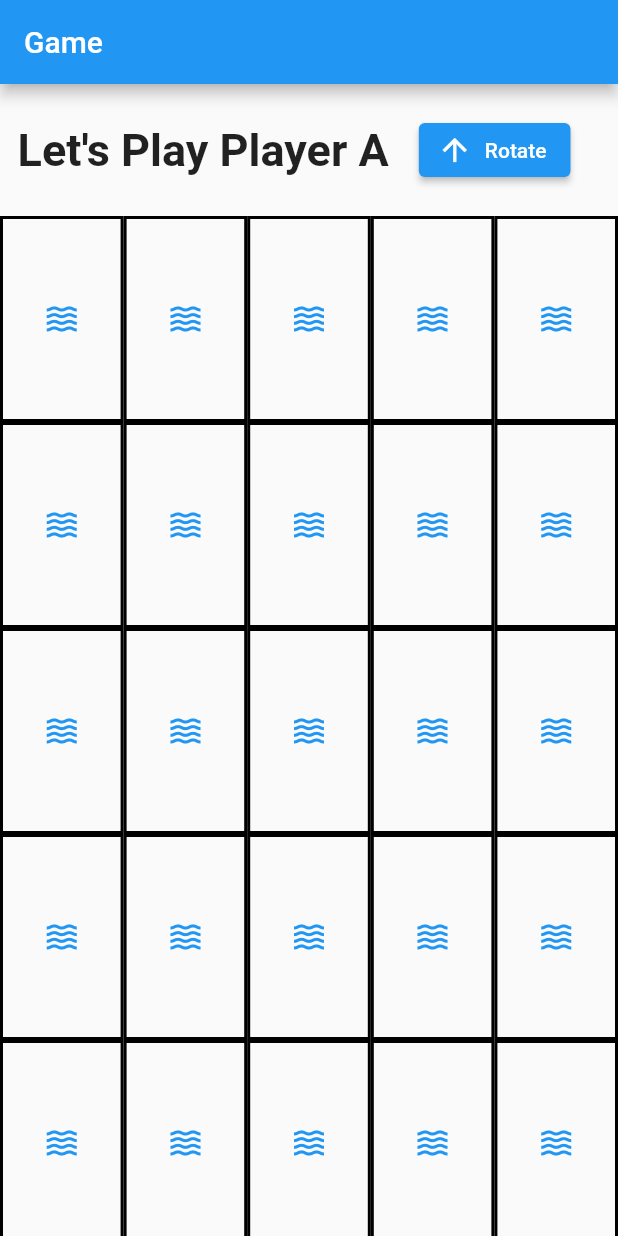
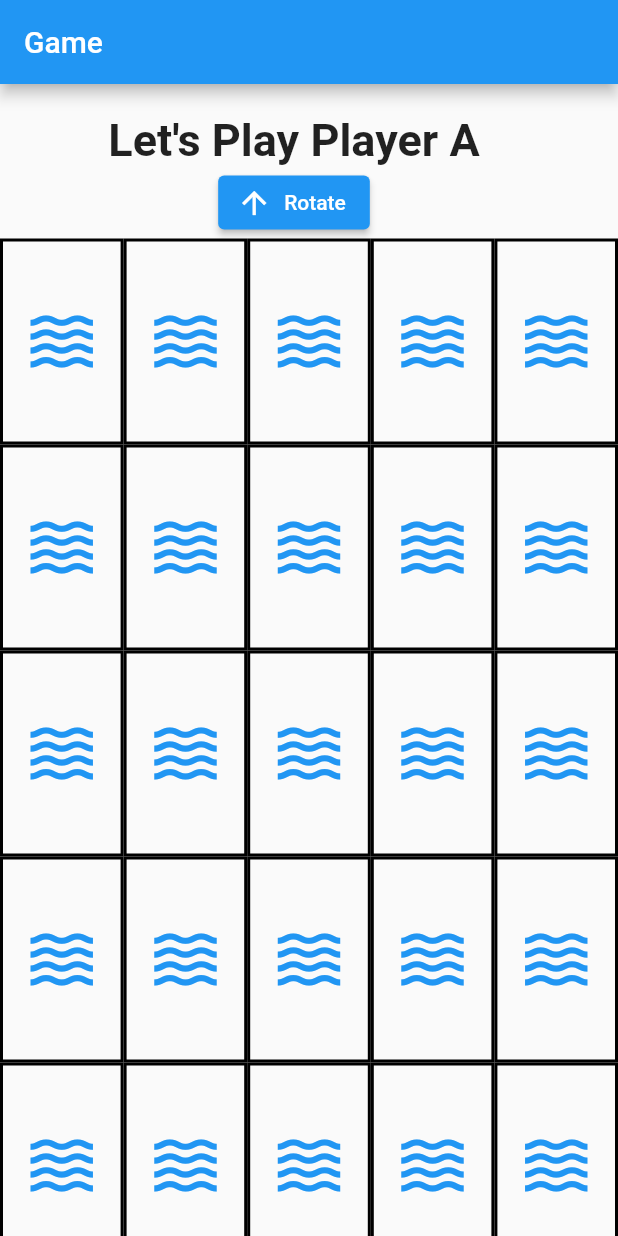
Before and after one commit to dleyvacastro/BattleNavi, a Flutter app: the screen it shows after launch, after a tap on "Start Game", on a phone screen of 412 x 824 dp. Run offline on Flutter 3.47's test engine with Material 2 defaults, Android fonts, the phone set to English and light mode, and no system bars; our stand-ins replace confetti, get.

Commit message:
Small fixes and icons size

```diff
--- a/lib/ui/pages/Game.dart
+++ b/lib/ui/pages/Game.dart
@@ -23,32 +23,27 @@ class _GameState extends State<Game> {
   GameController controller = Get.find();
 
   @override
-  void initState() {
-    super.initState();
-  }
-
-  @override
   Widget build(BuildContext context) {
 
 
     Icon getBoardIcon(index){
       if (controller.currentPlayer == "A"){
         if (controller.ships.contains(index)){
-          return const Icon(Icons.directions_boat, color: Colors.brown);
+          return const Icon(Icons.directions_boat, color: Colors.brown, size: 50,);
         } else {
-          return const Icon(Icons.waves, color: Colors.blue);
+          return const Icon(Icons.waves, color: Colors.blue, size: 50,);
 
         }
       } else {
         if (controller.pressed.contains(index)){
           if (controller.ships.contains(index)){
-            return const Icon(Icons.whatshot,color: Colors.red);
+            return const Icon(Icons.whatshot,color: Colors.red, size: 50,);
           } else {
-            return const Icon(Icons.close, color: Colors.grey);
+            return const Icon(Icons.close, color: Colors.grey, size: 50,);
 
           }
         } else {
-          return const Icon(Icons.waves, color: Colors.blue,);
+          return const Icon(Icons.waves, color: Colors.blue, size: 50,);
 
         }
       }
@@ -66,7 +61,7 @@ class _GameState extends State<Game> {
                 Container(
                   // alingto center
                   alignment: Alignment.center,
-                  margin: const EdgeInsets.only(top: 20, bottom: 20),
+                  margin: const EdgeInsets.only(top: 20),
                   child: Row(
                     mainAxisAlignment: MainAxisAlignment.center,
                     children: <Widget>[
@@ -74,6 +69,16 @@ class _GameState extends State<Game> {
                         margin: const EdgeInsets.only(right: 20),
                         child: Text('Let\'s Play Player ${controller.currentPlayer}', style: TextStyle(fontSize: 30, fontWeight: FontWeight.bold)),
                       ),
+                    ],
+                  ),
+                ),
+                Container(
+                  // alingto center
+                  alignment: Alignment.center,
+                  /*margin: const EdgeInsets.only(bottom: 20),*/
+                  child: Row(
+                    mainAxisAlignment: MainAxisAlignment.center,
+                    children: <Widget>[
                       controller.currentPlayer == "B" ? ElevatedButton(
                         onPressed: () {
                           // go back
@@ -100,7 +105,6 @@ class _GameState extends State<Game> {
                           child: const Text('Return'),
                         ) : Container(),
                       ),
-
                     ],
                   ),
                 ),
@@ -115,13 +119,12 @@ class _GameState extends State<Game> {
                         (index) => InkWell(
                         onTap: () {
                           if (controller.currentPlayer == "A"){
-
                             controller.addShip(index);
                           } else{
                             controller.addPressed(index);
                           }
+                          controller.checkWin(index);
                           setState(() {});
-                          controller.checkWin(index);
                         },
                         child: GridTile(
 
--- a/lib/ui/pages/MyHome.dart
+++ b/lib/ui/pages/MyHome.dart
@@ -1,4 +1,5 @@
 import 'package:batlle/ui/pages/Game.dart';
+import 'package:confetti/confetti.dart';
 import 'package:get/get.dart';
 import 'package:flutter/material.dart';
 import 'package:batlle/ui/controller/GameController.dart';
@@ -11,7 +12,6 @@ class App extends StatefulWidget {
 class _AppState extends State<App> {
   @override
   Widget build(BuildContext context) {
-    GameController controller = Get.find();
 
     return GetMaterialApp(
       debugShowCheckedModeBanner: false,
@@ -28,7 +28,7 @@ class _AppState extends State<App> {
                 margin: const EdgeInsets.all(30),
 
                 child: const Text(
-                  'Battlership Game',
+                  'Battleship Game',
                   style: TextStyle(fontSize: 50, fontWeight: FontWeight.bold, color: Colors.blue),
                 ),
               ),
```
Lines whose indentation alone changed are shown as unchanged.
